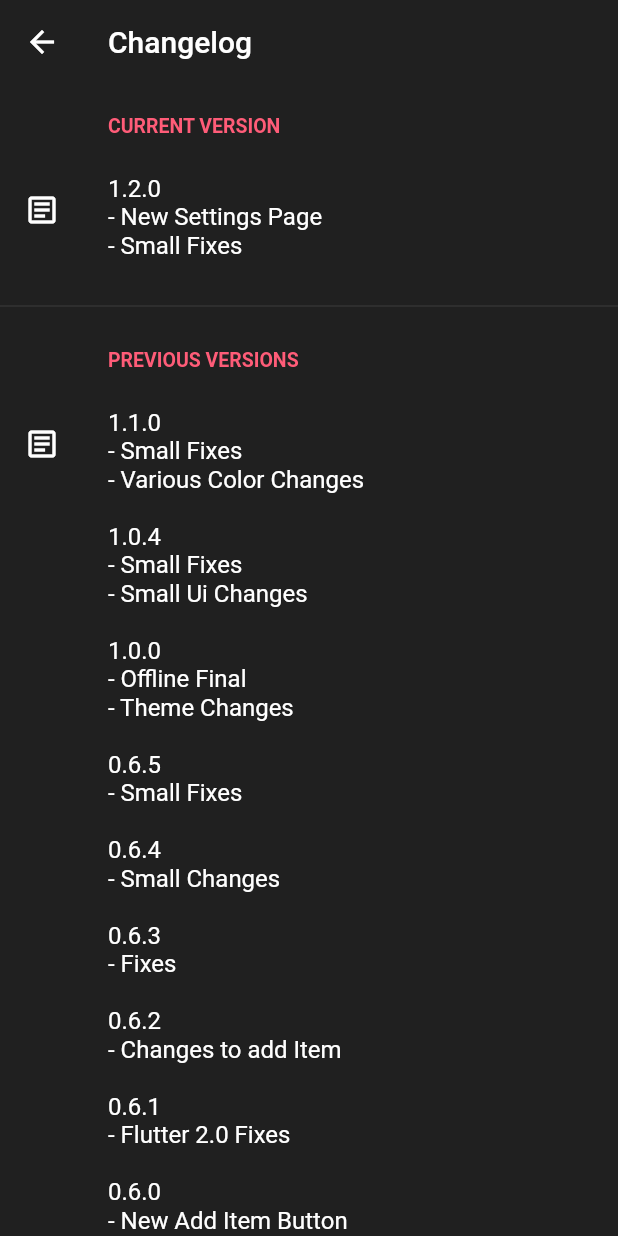
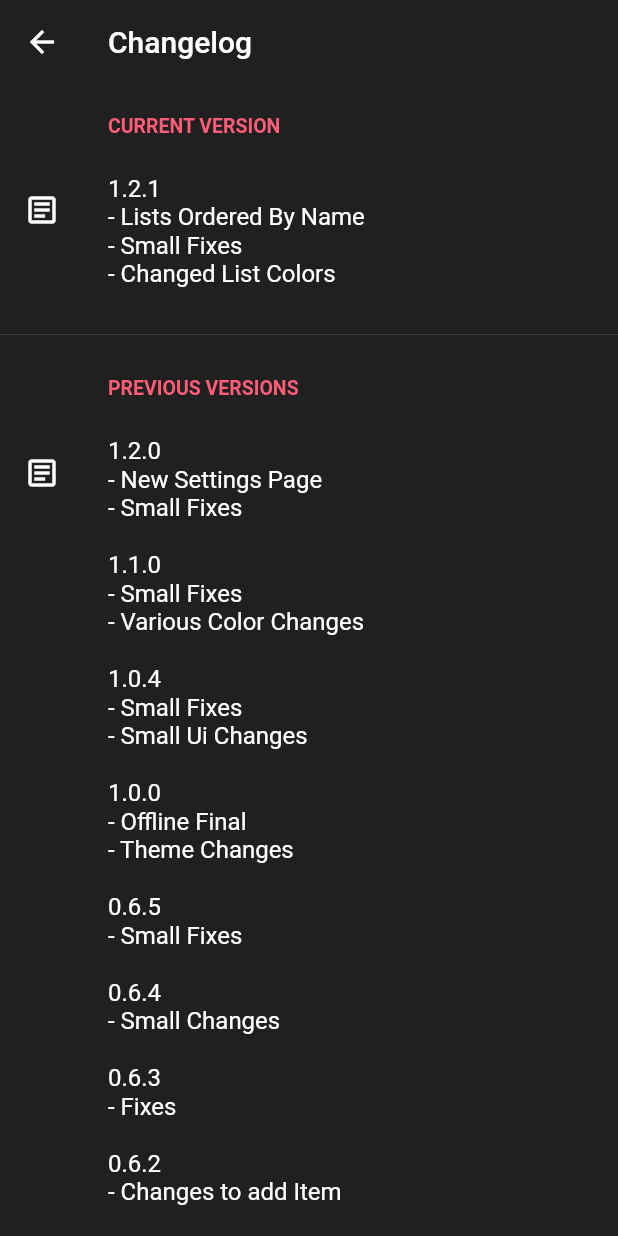
Before and after one commit to Fschmatz/shoppinglistfschmtz, a Flutter app: the Changelog screen opened directly, on a phone screen of 412 x 824 dp. Run offline on Flutter 3.47's test engine with Material 2 defaults, Android fonts, the phone set to English and light mode, and no system bars; our stand-ins replace flutter_colorpicker, shared_preferences, sqflite; accounts and stored records are empty.

Commit message:
Update 1.2.1

```diff
--- a/lib/db/shopListDao.dart
+++ b/lib/db/shopListDao.dart
@@ -51,6 +51,11 @@ class shopListDao {
     return await db.query(table);
   }
 
+  Future<List<Map<String, dynamic>>> queryAllOrderByName() async {
+    Database db = await instance.database;
+    return await db.rawQuery('SELECT * FROM $table ORDER BY $columnNome');
+  }
+
   Future<List<Map<String, dynamic>>> getLastId() async {
     Database db = await instance.database;
     return await db.rawQuery('''
--- a/lib/pages/home/home.dart
+++ b/lib/pages/home/home.dart
@@ -28,7 +28,7 @@ class _HomeState extends State<Home> {
 
   Future<void> getShopLists() async {
     final dbShopList = shopListDao.instance;
-    var resposta = await dbShopList.queryAllRows();
+    var resposta = await dbShopList.queryAllOrderByName();
     setState(() {
       shopLists = resposta;
     });
--- a/lib/pages/home/shopListHome.dart
+++ b/lib/pages/home/shopListHome.dart
@@ -62,7 +62,7 @@ class _ShopListHomeState extends State<ShopListHome> {
         side: BorderSide(
           color: Color(int.parse(widget.shopList.cor.substring(6, 16)))
               .withOpacity(0.7),
-          width: 1.5,
+          width: 1,
         ),
       ),
       child: InkWell(
--- a/lib/util/nameChangelog.dart
+++ b/lib/util/nameChangelog.dart
@@ -1,14 +1,19 @@
 class NameChangelog{
 
-  static String appVersion = "1.2.0";
+  static String appVersion = "1.2.1";
   static String appName = "ShopList Fschmtz";
 
   static String changelogCurrent = '''
+1.2.1
+- Lists Ordered By Name
+- Small Fixes
+- Changed List Colors
+''';
+  static String changelogsOld = '''
 1.2.0
 - New Settings Page
 - Small Fixes
-''';
-  static String changelogsOld = '''
+
 1.1.0
 - Small Fixes
 - Various Color Changes
--- a/lib/util/theme.dart
+++ b/lib/util/theme.dart
@@ -27,10 +27,10 @@ ThemeData dark = ThemeData(
     accentColor: Color(0xFF6B89BF),
     scaffoldBackgroundColor: Color(0xFF202020),
     inputDecorationTheme: InputDecorationTheme(
-      fillColor: Color(0xFF333333), //CARD COLOR
+      fillColor: Color(0xFF353535), //CARD COLOR
     ),
     cardTheme: CardTheme(
-      color: Color(0xFF333333),
+      color: Color(0xFF353535),
     ),
     dialogTheme: DialogTheme(
       backgroundColor: Color(0xFF3B3B3B),
--- a/pubspec.yaml
+++ b/pubspec.yaml
@@ -15,7 +15,7 @@ publish_to: 'none' # Remove this line if you wish to publish to pub.dev
 # In iOS, build-name is used as CFBundleShortVersionString while build-number used as CFBundleVersion.
 # Read more about iOS versioning at
 # https://developer.apple.com/library/archive/documentation/General/Reference/InfoPlistKeyReference/Articles/CoreFoundationKeys.html
-version: 1.2.0
+version: 1.2.1
 
 environment:
   sdk: ">=2.7.0 <3.0.0"
```
Also changed, not shown: lib/util/block_pickerAlt.dart (+4 -4 lines), pubspec.lock.
